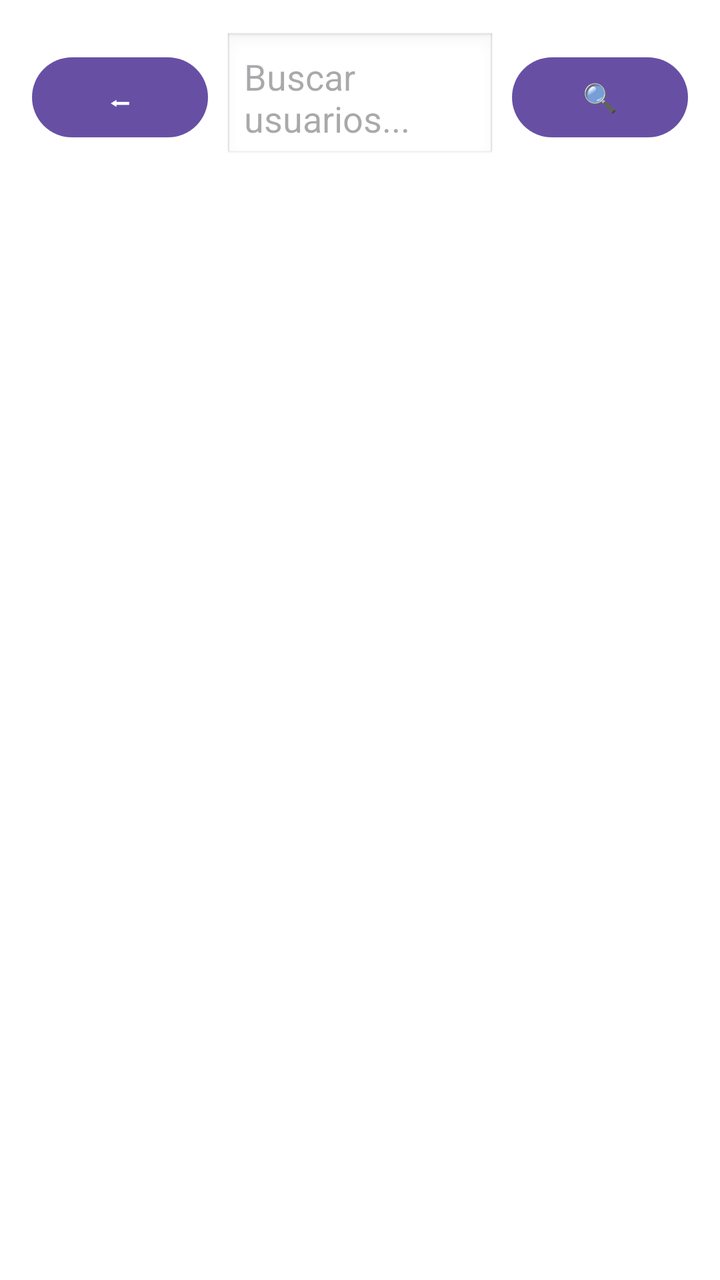
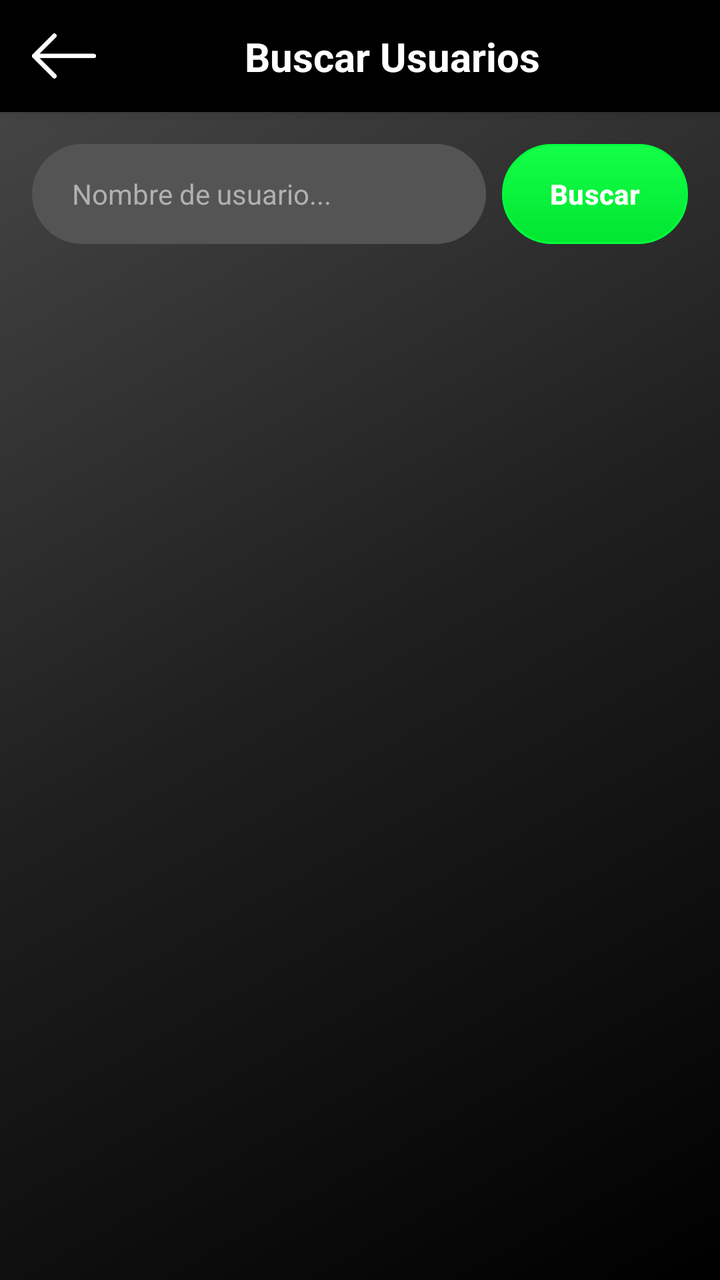

An Android layout rendered at two revisions. The XML below is the earlier revision; the diff shows what the commit changed to produce the second picture.
<!-- AndroidManifest.xml: application theme Theme.MusAPIApp -->
<!-- res/layout/activity_busqueda_usuario.xml -->
<?xml version="1.0" encoding="utf-8"?>
<LinearLayout xmlns:android="http://schemas.android.com/apk/res/android"
    android:id="@+id/main"
    android:layout_width="match_parent"
    android:layout_height="match_parent"
    android:orientation="vertical"
    android:background="@android:color/white"
    android:padding="16dp">

    
    <LinearLayout
        android:layout_width="match_parent"
        android:layout_height="wrap_content"
        android:orientation="horizontal"
        android:gravity="center_vertical"
        android:layout_marginBottom="12dp">

        <Button
            android:id="@+id/btnVolver"
            android:layout_width="wrap_content"
            android:layout_height="wrap_content"
            android:text="⬅" />

        <EditText
            android:id="@+id/etBusqueda"
            android:layout_width="0dp"
            android:layout_weight="1"
            android:layout_height="wrap_content"
            android:hint="Buscar usuarios..."
            android:padding="10dp"
            android:layout_marginStart="8dp"
            android:layout_marginEnd="8dp"
            android:background="@android:drawable/edit_text" />

        <Button
            android:id="@+id/btnBuscar"
            android:layout_width="wrap_content"
            android:layout_height="wrap_content"
            android:text="🔍" />
    </LinearLayout>

    
    <androidx.recyclerview.widget.RecyclerView
        android:id="@+id/rvUsuarios"
        android:layout_width="match_parent"
        android:layout_height="0dp"
        android:layout_weight="1"
        android:paddingTop="8dp" />

</LinearLayout>
<!-- resources referenced by this layout -->
<resources>
  <style name="Theme.MusAPIApp" parent="Base.Theme.MusAPIApp" />
  <style name="Base.Theme.MusAPIApp" parent="Theme.Material3.DayNight.NoActionBar">
          
          
      </style>
</resources>

<!-- the commit's change to res/layout/activity_busqueda_usuario.xml (unified diff, before → after) -->
@@ -1,50 +1,99 @@
 <?xml version="1.0" encoding="utf-8"?>
-<LinearLayout xmlns:android="http://schemas.android.com/apk/res/android"
+<androidx.constraintlayout.widget.ConstraintLayout 
+    xmlns:android="http://schemas.android.com/apk/res/android"
+    xmlns:app="http://schemas.android.com/apk/res-auto"
     android:id="@+id/main"
     android:layout_width="match_parent"
     android:layout_height="match_parent"
-    android:orientation="vertical"
-    android:background="@android:color/white"
-    android:padding="16dp">
+    android:background="@drawable/fondo_gradiente_principal">
 
-    
+    <androidx.constraintlayout.widget.ConstraintLayout
+        android:id="@+id/headerBar"
+        android:layout_width="match_parent"
+        android:layout_height="wrap_content"
+        android:background="#000000"
+        android:paddingVertical="12dp"
+        android:paddingHorizontal="16dp"
+        android:elevation="4dp"
+        app:layout_constraintTop_toTopOf="parent"
+        app:layout_constraintStart_toStartOf="parent"
+        app:layout_constraintEnd_toEndOf="parent">
+
+        <ImageButton
+            android:id="@+id/btnVolver"
+            android:layout_width="32dp"
+            android:layout_height="32dp"
+            android:background="?attr/selectableItemBackgroundBorderless"
+            android:contentDescription="Regresar"
+            android:scaleType="fitCenter"
+            android:src="@drawable/ic_back_black"
+            app:tint="#FFFFFF"
+            app:layout_constraintStart_toStartOf="parent"
+            app:layout_constraintTop_toTopOf="parent"
+            app:layout_constraintBottom_toBottomOf="parent" />
+
+        <TextView
+            android:layout_width="wrap_content"
+            android:layout_height="wrap_content"
+            android:text="Buscar Usuarios"
+            android:textColor="#FFFFFF"
+            android:textSize="20sp"
+            android:textStyle="bold"
+            app:layout_constraintStart_toEndOf="@id/btnVolver"
+            app:layout_constraintEnd_toEndOf="parent"
+            app:layout_constraintTop_toTopOf="parent"
+            app:layout_constraintBottom_toBottomOf="parent" />
+
+    </androidx.constraintlayout.widget.ConstraintLayout>
+
     <LinearLayout
+        android:id="@+id/layoutBuscador"
         android:layout_width="match_parent"
         android:layout_height="wrap_content"
         android:orientation="horizontal"
         android:gravity="center_vertical"
-        android:layout_marginBottom="12dp">
-
-        <Button
-            android:id="@+id/btnVolver"
-            android:layout_width="wrap_content"
-            android:layout_height="wrap_content"
-            android:text="⬅" />
+        android:padding="16dp"
+        app:layout_constraintTop_toBottomOf="@id/headerBar"
+        app:layout_constraintStart_toStartOf="parent"
+        app:layout_constraintEnd_toEndOf="parent">
 
         <EditText
             android:id="@+id/etBusqueda"
             android:layout_width="0dp"
+            android:layout_height="50dp"
             android:layout_weight="1"
-            android:layout_height="wrap_content"
-            android:hint="Buscar usuarios..."
-            android:padding="10dp"
-            android:layout_marginStart="8dp"
-            android:layout_marginEnd="8dp"
-            android:background="@android:drawable/edit_text" />
+            android:hint="Nombre de usuario..."
+            android:textColorHint="#B0B0B0"
+            android:textColor="#FFFFFF"
+            android:textSize="14sp"
+            android:paddingHorizontal="20dp"
+            android:background="@drawable/fondo_input_login"
+            android:inputType="text"
+            android:maxLines="1"
+            android:layout_marginEnd="8dp"/>
 
         <Button
             android:id="@+id/btnBuscar"
             android:layout_width="wrap_content"
             android:layout_height="wrap_content"
-            android:text="🔍" />
+            android:text="Buscar"
+            android:textColor="#FFFFFF"
+            android:textStyle="bold"
+            android:background="@drawable/fondo_boton_principal"
+            app:backgroundTint="@null"
+            android:minHeight="50dp"
+            android:paddingHorizontal="24dp"/>
     </LinearLayout>
 
-    
     <androidx.recyclerview.widget.RecyclerView
         android:id="@+id/rvUsuarios"
         android:layout_width="match_parent"
         android:layout_height="0dp"
-        android:layout_weight="1"
-        android:paddingTop="8dp" />
+        android:paddingTop="8dp"
+        android:paddingHorizontal="16dp"
+        app:layout_constraintTop_toBottomOf="@id/layoutBuscador"
+        app:layout_constraintBottom_toBottomOf="parent"
+        app:layout_constraintStart_toStartOf="parent"
+        app:layout_constraintEnd_toEndOf="parent"/>
 
-</LinearLayout>
+</androidx.constraintlayout.widget.ConstraintLayout>
<!-- resource entries referenced after the edit -->
@@ -1,5 +1,42 @@
 <!-- resources referenced by this layout -->
 <resources>
+  <!-- drawable fondo_boton_principal (drawable) -->
+  <?xml version="1.0" encoding="utf-8"?>
+  <shape xmlns:android="http://schemas.android.com/apk/res/android"
+      android:shape="rectangle">
+  
+      <gradient
+          android:startColor="#14FF48"
+          android:endColor="#00E631"
+          android:angle="270" />
+  
+      <corners android:radius="100dp" />
+  
+      <stroke
+          android:width="1dp"
+          android:color="#00FF3D" />
+  </shape>
+  <!-- drawable fondo_gradiente_principal (drawable) -->
+  <?xml version="1.0" encoding="utf-8"?>
+  <shape xmlns:android="http://schemas.android.com/apk/res/android"
+      android:shape="rectangle">
+      <gradient
+          android:startColor="#000000"
+          android:centerColor="#1F1F1F"
+          android:endColor="#4A4A4A"
+          android:angle="135"
+          android:type="linear" />
+  </shape>
+  <!-- drawable fondo_input_login (drawable) -->
+  <?xml version="1.0" encoding="utf-8"?>
+  <shape xmlns:android="http://schemas.android.com/apk/res/android"
+      android:shape="rectangle">
+  
+      <solid android:color="#545454"/>
+  
+      <corners android:radius="100dp"/>
+  </shape>
+  <!-- drawable ic_back_black: png bitmap (drawable, 4720 bytes) -->
   <style name="Theme.MusAPIApp" parent="Base.Theme.MusAPIApp" />
   <style name="Base.Theme.MusAPIApp" parent="Theme.Material3.DayNight.NoActionBar">
           
